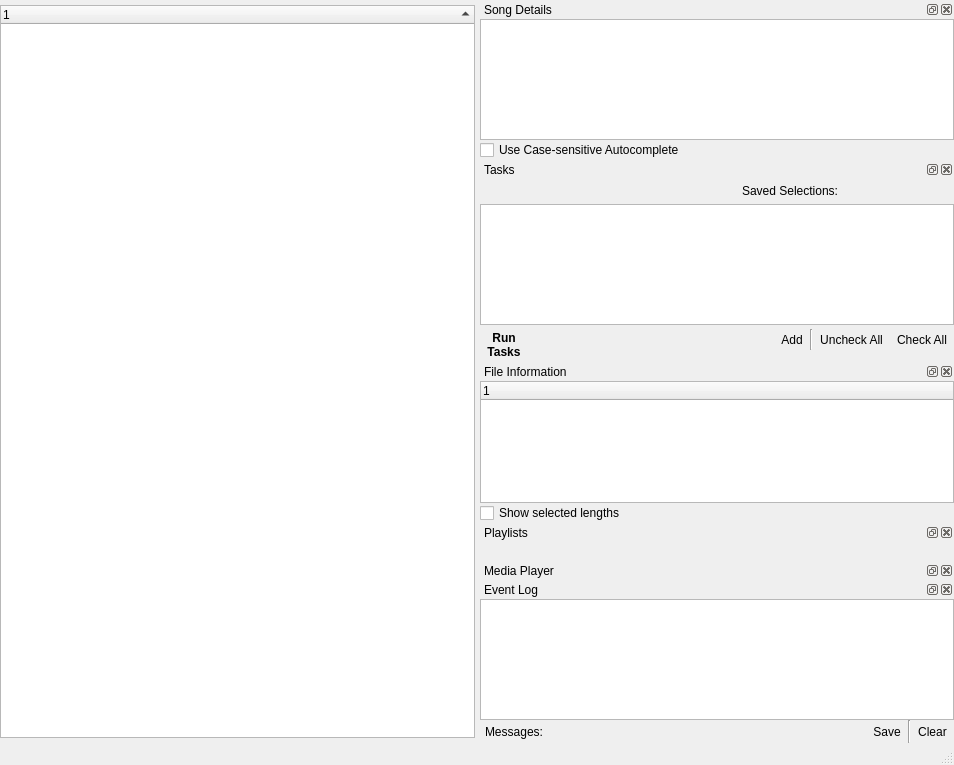
Qt form src/QUMainWindow.ui (UltraStar-Deluxe/UltraStar-Manager) before a commit.
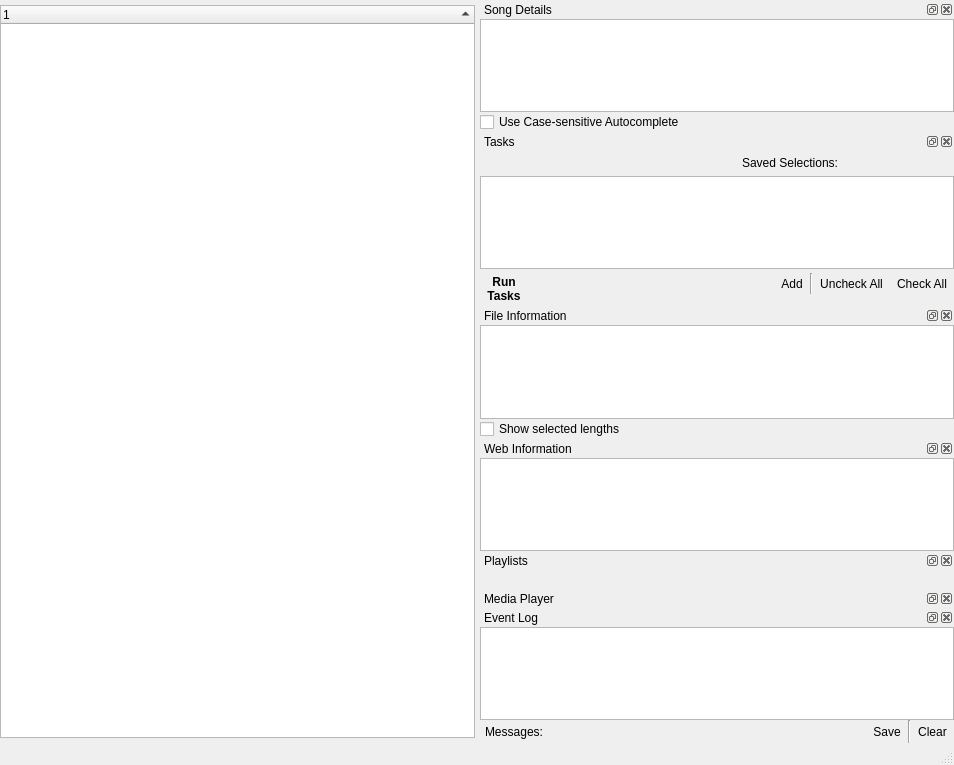
The same form after that commit. Icons and pictures are not drawn. Custom widgets are drawn as their Qt base class.

Commit message: Added QUWebInfoTree widget to retrieve additional information about the song from the internet (currently from swisscharts.com only). This is mainly intended to verify artist/title spelling, release year (and later song genre, possibly from allmusic.com).

What changed in the file:
```diff
--- a/src/QUMainWindow.ui
+++ b/src/QUMainWindow.ui
@@ -538,6 +538,9 @@
             <property name="textElideMode">
              <enum>Qt::ElideRight</enum>
             </property>
+            <attribute name="headerVisible">
+             <bool>false</bool>
+            </attribute>
             <column>
              <property name="text">
               <string>1</string>
@@ -556,6 +559,63 @@
         </widget>
        </widget>
       </item>
+      <item>
+       <widget class="QDockWidget" name="webInfoDock">
+        <property name="windowTitle">
+         <string>Web Information</string>
+        </property>
+        <widget class="QWidget" name="dockWidgetContents_7">
+         <layout class="QVBoxLayout" name="verticalLayout_3">
+          <property name="spacing">
+           <number>0</number>
+          </property>
+          <property name="leftMargin">
+           <number>0</number>
+          </property>
+          <property name="topMargin">
+           <number>0</number>
+          </property>
+          <property name="rightMargin">
+           <number>0</number>
+          </property>
+          <property name="bottomMargin">
+           <number>0</number>
+          </property>
+          <item>
+           <widget class="QUWebInfoTree" name="webInfoTree">
+            <property name="textElideMode">
+             <enum>Qt::ElideRight</enum>
+            </property>
+            <property name="columnCount">
+             <number>3</number>
+            </property>
+            <attribute name="headerVisible">
+             <bool>false</bool>
+            </attribute>
+            <attribute name="headerCascadingSectionResizes">
+             <bool>true</bool>
+            </attribute>
+            <column>
+             <property name="text">
+              <string notr="true">1</string>
+             </property>
+            </column>
+            <column>
+             <property name="text">
+              <string notr="true">2</string>
+             </property>
+            </column>
+            <column>
+             <property name="text">
+              <string notr="true">3</string>
+             </property>
+            </column>
+           </widget>
+          </item>
+         </layout>
+        </widget>
+       </widget>
+      </item>
       <item>
        <widget class="QDockWidget" name="playlistDock">
         <property name="minimumSize">
@@ -978,6 +1038,11 @@
    <header>QUMediaPlayer.h</header>
    <container>1</container>
   </customwidget>
+  <customwidget>
+   <class>QUWebInfoTree</class>
+   <extends>QTreeWidget</extends>
+   <header>QUWebInfoTree.h</header>
+  </customwidget>
  </customwidgets>
  <resources>
   <include location="resources/UltraStar-Manager.qrc"/>
```
Left out of the diff: 2 changed lines with no effect on the pictures. The commit also changes 7 other files.
